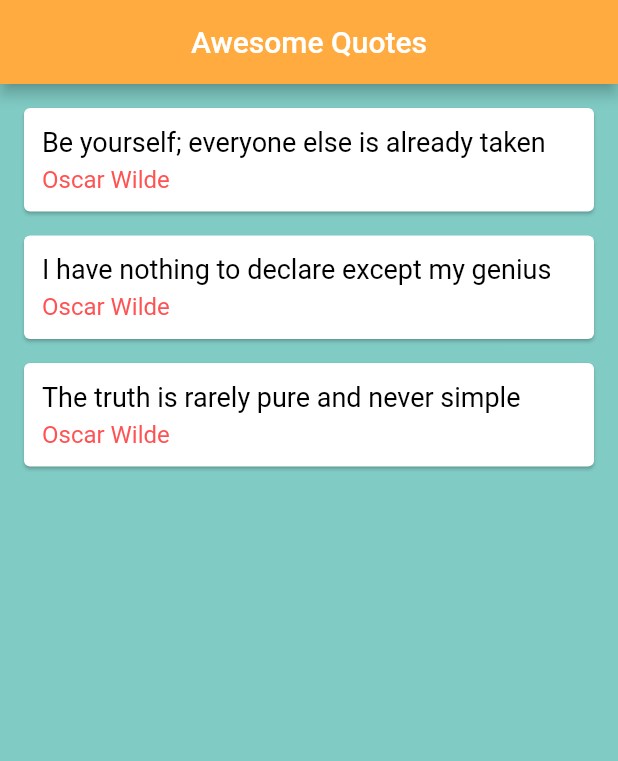
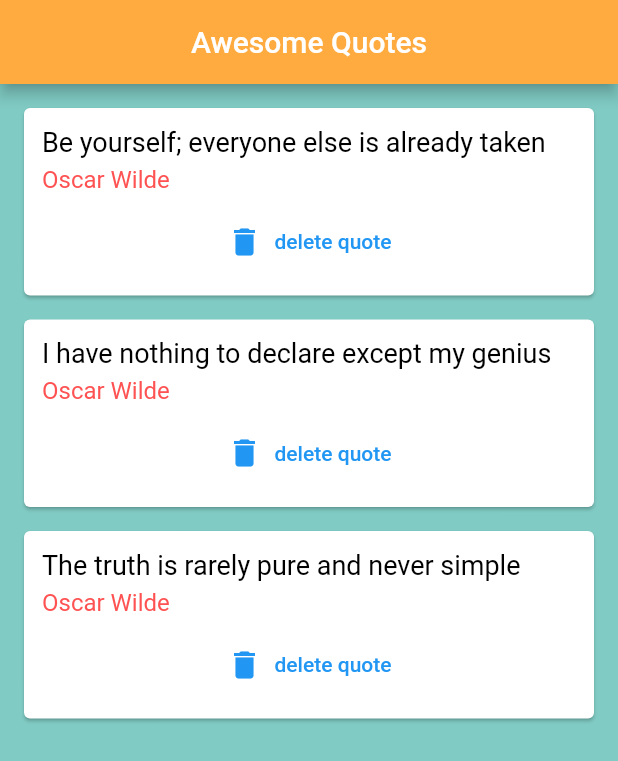
Before and after one commit to Tejas-Rote/Flutter_Basics, a Flutter app: the screen it shows after launch, on a phone screen of 412 x 824 dp. Shown: the top 761 px of the screen. Run offline on Flutter 3.47's test engine with Material 2 defaults, Android fonts, the light colour scheme and no system bars.

Commit message:
Video-21 Functions as parameters

```diff
--- a/secondapp/lib/main.dart
+++ b/secondapp/lib/main.dart
@@ -33,7 +33,15 @@
       ),
 
       body: Column(
-        children: quotes.map((quote) => QuoteCard(quote: quote)).toList(),
+        children: quotes.map((quote) => QuoteCard(
+            quote: quote,
+            delete: (){
+              setState(() {
+                quotes.remove(quote);
+              });
+            }
+
+        )).toList(),
 
         // children: quotes.map((quote) => Text('${quote.text} - ${quote.author}')).toList(),
       ),
--- a/secondapp/lib/quote_card.dart
+++ b/secondapp/lib/quote_card.dart
@@ -1,10 +1,13 @@
+import 'dart:ffi';
+
 import 'package:flutter/material.dart';
 import 'quote.dart';
 
 class QuoteCard extends StatelessWidget {
 
   final Quote quote;
-  QuoteCard({required this.quote});
+  final VoidCallback? delete; // told to use void call back?  function instead of just funciton
+  QuoteCard({required this.quote, required this.delete});
 
 
 
@@ -33,6 +36,12 @@
                 color: Colors.redAccent,
               ),
             ),
+            SizedBox(height: 8,),
+            TextButton.icon(
+                onPressed: delete,
+                label: Text('delete quote'),
+                icon: Icon(Icons.delete),
+            ),
 
           ],
         ),
```
